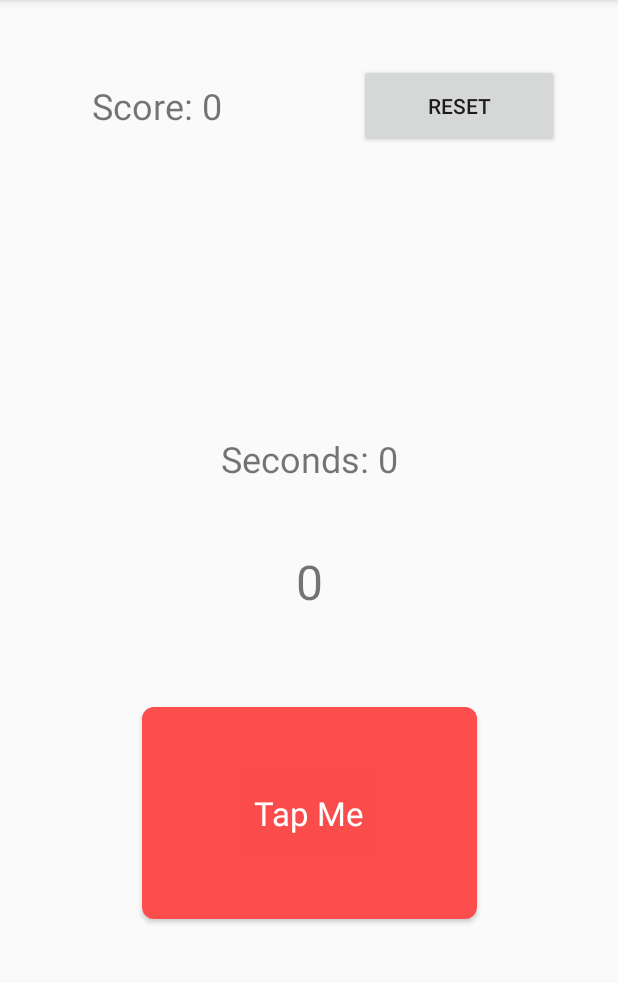
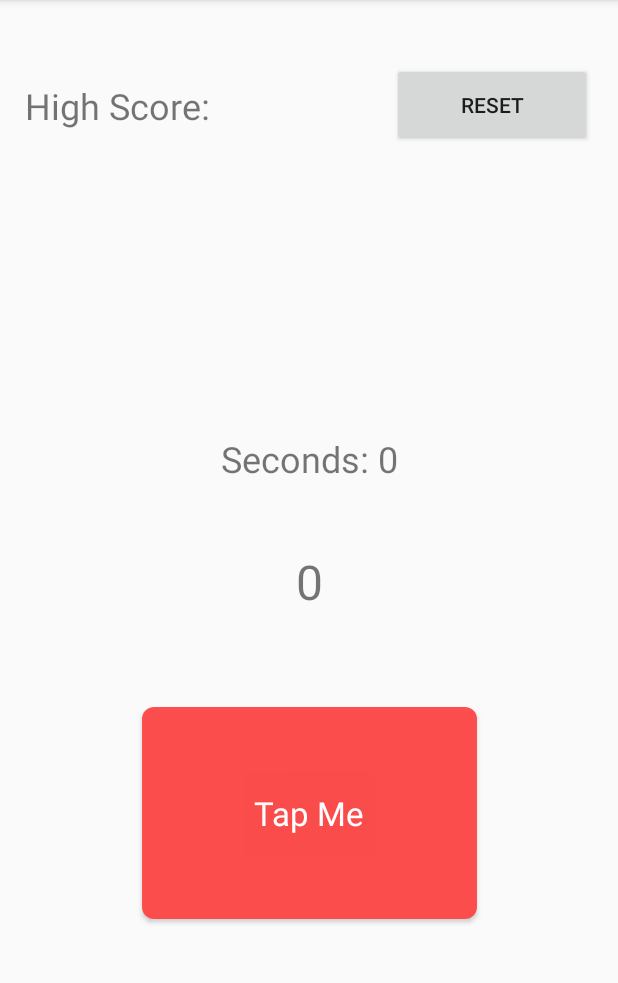
Before and after one commit to joshzcold/SpeedyTapper, an Android app: the screen it shows after launch (MainActivity), after a tap on "RESET", on a phone screen of 412 x 824 dp, the part 84-1067 px from its top. Run offline under Robolectric (Android 15) with nearby library versions, the phone set to English and light mode, and no system bars.

Commit message:
Added highScore where the app tracks your high score and compares it to your current tapping score.

```diff
--- a/app/src/main/java/com/jcold/speedytapper/MainActivity.kt
+++ b/app/src/main/java/com/jcold/speedytapper/MainActivity.kt
@@ -17,6 +17,8 @@ class MainActivity : AppCompatActivity() {
     var countdown_text: TextView? = null
     var timerIsStarted = false
     var scoreText: TextView? = null
+    var highScore = 0
+
 
     override fun onCreate(savedInstanceState: Bundle?) {
         super.onCreate(savedInstanceState)
@@ -33,6 +35,13 @@ class MainActivity : AppCompatActivity() {
 
     }
 
+    private fun highScoreSetter(){
+        if (highScore < counter){
+           highScore = counter
+                   scoreText?.setText("High Score: "+blankString+counter)
+        }
+    }
+
     private fun gameTimerStart(){
         startTimer = object : CountDownTimer(6000, 1000) {
             override fun onTick(millisUntilFinished: Long) {
@@ -43,7 +52,7 @@ class MainActivity : AppCompatActivity() {
             override fun onFinish() {
                 timerIsStarted = false
                 countdown_text?.setText("Seconds: 0")
-                scoreText?.setText("Score: "+blankString+counter)
+                highScoreSetter()
                 counter =0
                 number_increasing.setText(blankString+counter)
             }
@@ -54,7 +63,7 @@ class MainActivity : AppCompatActivity() {
 
         button_reset_timer.setOnClickListener{
 
-            scoreText?.setText("Score: "+blankString+counter)
+            highScoreSetter()
             counter =0
             number_increasing.setText(blankString+counter)
             startTimer?.cancel()
--- a/app/src/main/res/layout/activity_main.xml
+++ b/app/src/main/res/layout/activity_main.xml
@@ -36,9 +36,10 @@
         android:text="@string/reset_text"
         app:layout_constraintBottom_toBottomOf="@+id/ending_score"
         app:layout_constraintEnd_toEndOf="parent"
-        app:layout_constraintHorizontal_bias="0.88"
+        app:layout_constraintHorizontal_bias="0.965"
         app:layout_constraintStart_toStartOf="parent"
-        app:layout_constraintTop_toTopOf="@+id/ending_score" />
+        app:layout_constraintTop_toTopOf="@+id/ending_score"
+        app:layout_constraintVertical_bias="0.541" />
 
     <TextView
         android:id="@+id/ending_score"
@@ -52,7 +53,7 @@
         android:textSize="24sp"
         app:layout_constraintBottom_toBottomOf="parent"
         app:layout_constraintEnd_toEndOf="parent"
-        app:layout_constraintHorizontal_bias="0.172"
+        app:layout_constraintHorizontal_bias="0.032"
         app:layout_constraintStart_toStartOf="parent"
         app:layout_constraintTop_toTopOf="parent"
         app:layout_constraintVertical_bias="0.064" />
--- a/app/src/main/res/values/strings.xml
+++ b/app/src/main/res/values/strings.xml
@@ -4,5 +4,5 @@
     <string name="starting_number">Seconds: 0</string>
     <string name="timer_blank">Seconds: 0</string>
     <string name="reset_text">Reset</string>
-    <string name="ending_score">Score:</string>
+    <string name="ending_score">High Score:</string>
 </resources>
```
